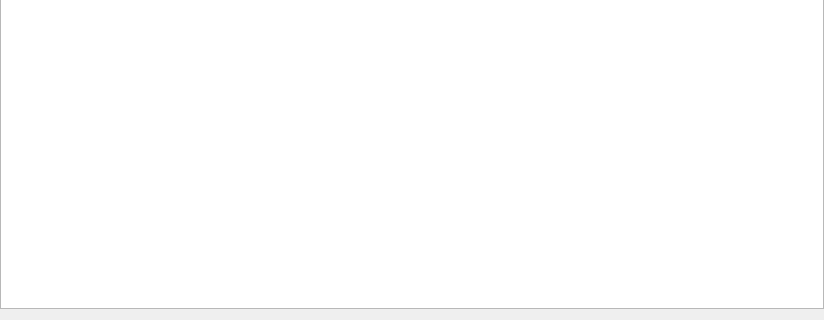
Above: app/ui/help_interface.ui from LaoZhuJackson/SnowbreakAutoAssistant before the change; both pictures show x 0 to 824 and y 359 to 679 of the 824 by 679 pixel window. Below: the same form after it.
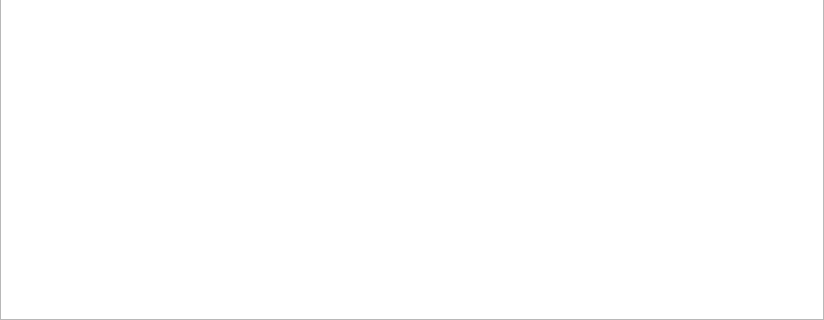
That is the form after the change. Custom widgets are drawn as their Qt base class.

What changed in the file:
```diff
--- a/app/ui/help_interface.ui
+++ b/app/ui/help_interface.ui
@@ -23,6 +23,9 @@
       <property name="rightMargin">
           <number>0</number>
       </property>
+      <property name="bottomMargin">
+          <number>0</number>
+      </property>
    <item row="0" column="0">
     <widget class="TextEdit" name="TextEdit_markdown">
      <property name="enabled">
```
